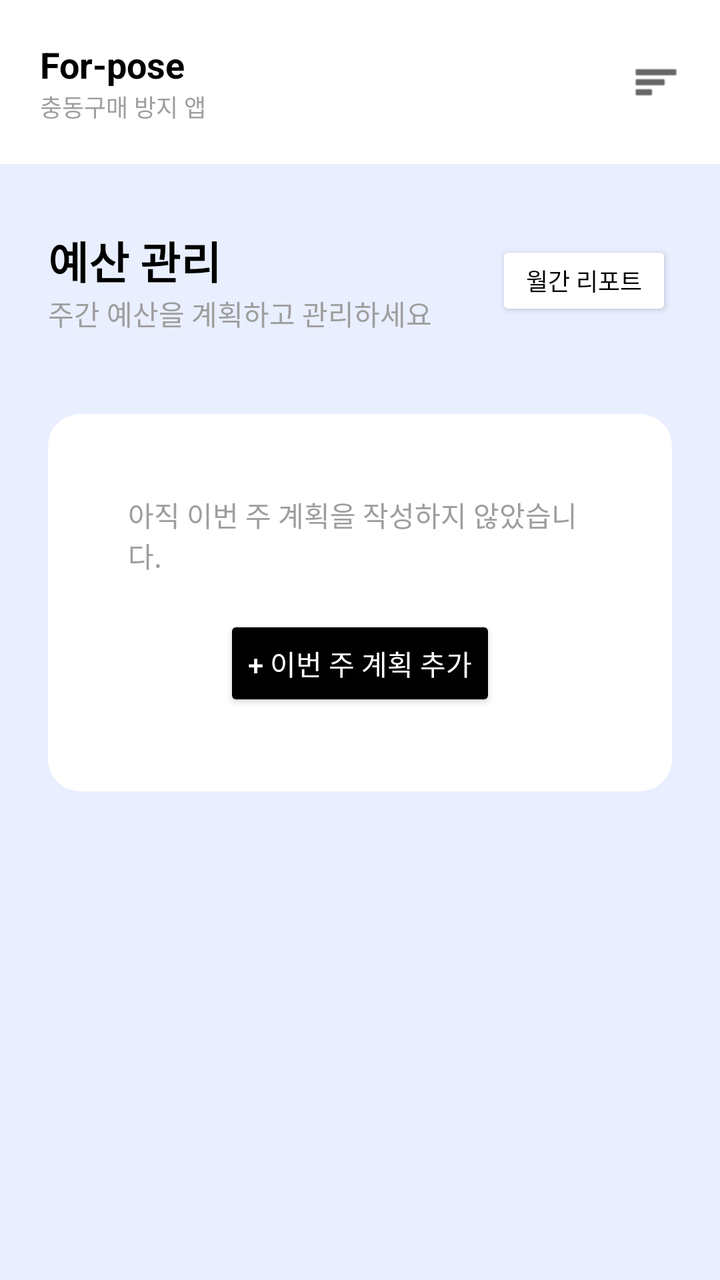
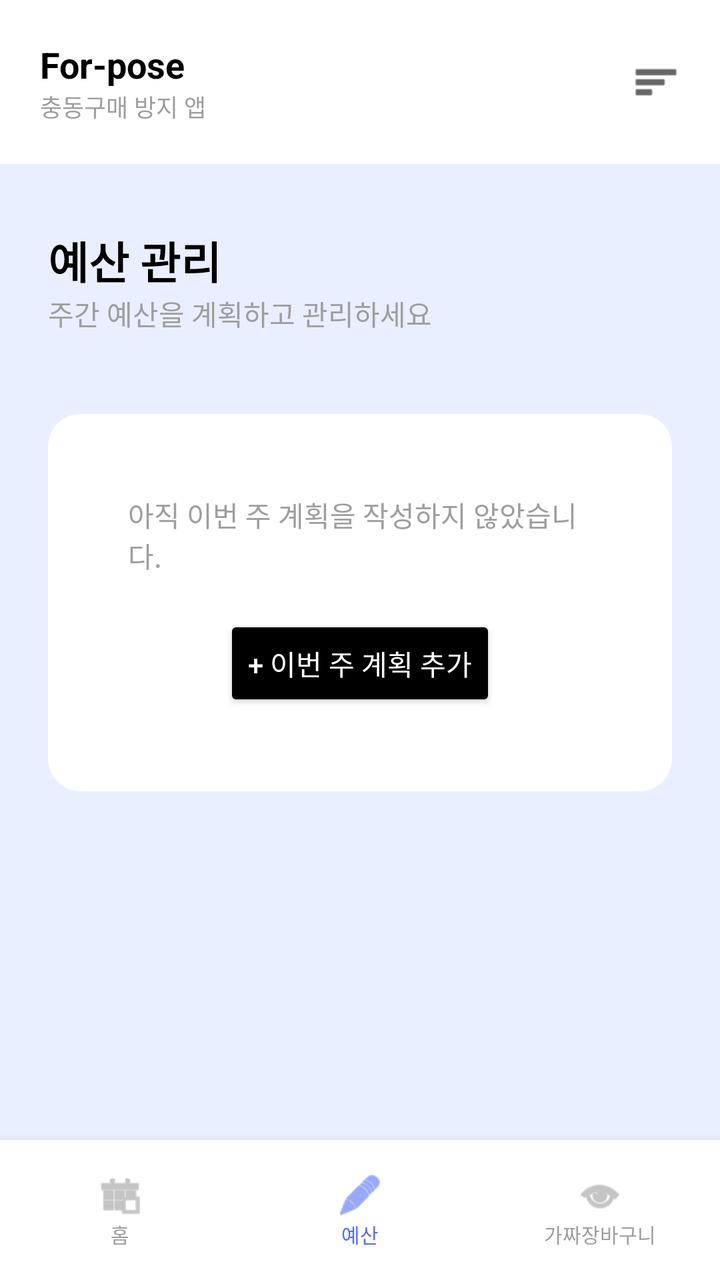

Compare the two renders of this Android layout. The source of the first and the diff that turns it into the second are given below.
<!-- AndroidManifest.xml: application theme Theme.AllIn -->
<!-- res/layout/activity_budget_setup.xml -->
<?xml version="1.0" encoding="utf-8"?>
<RelativeLayout xmlns:android="http://schemas.android.com/apk/res/android"
    xmlns:app="http://schemas.android.com/apk/res-auto"
    android:layout_width="match_parent"
    android:layout_height="match_parent"
    android:background="#E9EFFF">

    
    <LinearLayout
        android:layout_width="match_parent"
        android:layout_height="match_parent"
        android:orientation="vertical">

        
        <LinearLayout
            android:layout_width="match_parent"
            android:layout_height="wrap_content"
            android:background="@android:color/white"
            android:padding="20dp"
            android:orientation="horizontal"
            android:gravity="center_vertical">
            <LinearLayout
                android:layout_width="0dp"
                android:layout_height="wrap_content"
                android:layout_weight="1"
                android:orientation="vertical">
                <TextView
                    android:layout_width="wrap_content"
                    android:layout_height="wrap_content"
                    android:text="For-pose"
                    android:textColor="@android:color/black"
                    android:textSize="18sp"
                    android:textStyle="bold" />
                <TextView
                    android:layout_width="wrap_content"
                    android:layout_height="wrap_content"
                    android:text="충동구매 방지 앱"
                    android:textColor="#9E9E9E"
                    android:textSize="12sp" />
            </LinearLayout>
            <ImageView
                android:layout_width="24dp"
                android:layout_height="24dp"
                android:src="@android:drawable/ic_menu_sort_by_size"
                app:tint="@android:color/black" />
        </LinearLayout>

        <LinearLayout
            android:layout_width="match_parent"
            android:layout_height="wrap_content"
            android:paddingHorizontal="24dp"
            android:paddingTop="32dp"
            android:paddingBottom="16dp"
            android:gravity="center_vertical"
            android:orientation="horizontal">
            <LinearLayout
                android:layout_width="0dp"
                android:layout_height="wrap_content"
                android:layout_weight="1"
                android:orientation="vertical">
                <TextView
                    android:layout_width="wrap_content"
                    android:layout_height="wrap_content"
                    android:text="예산 관리"
                    android:textColor="@android:color/black"
                    android:textSize="22sp"
                    android:textStyle="bold" />
                <TextView
                    android:layout_width="wrap_content"
                    android:layout_height="wrap_content"
                    android:text="주간 예산을 계획하고 관리하세요"
                    android:textColor="#9E9E9E"
                    android:textSize="14sp" />
            </LinearLayout>
            <Button
                android:layout_width="wrap_content"
                android:layout_height="40dp"
                android:backgroundTint="@android:color/white"
                android:text="월간 리포트"
                android:textColor="@android:color/black"
                android:textSize="12sp"
                app:strokeColor="#E0E0E0"
                app:strokeWidth="1dp"
                app:cornerRadius="8dp" />
        </LinearLayout>

        
        <androidx.cardview.widget.CardView
            android:layout_width="match_parent"
            android:layout_height="wrap_content"
            android:layout_margin="24dp"
            app:cardCornerRadius="16dp"
            app:cardElevation="0dp">
            <LinearLayout
                android:layout_width="match_parent"
                android:layout_height="wrap_content"
                android:padding="40dp"
                android:gravity="center"
                android:orientation="vertical">
                <TextView
                    android:layout_width="wrap_content"
                    android:layout_height="wrap_content"
                    android:text="아직 이번 주 계획을 작성하지 않았습니다."
                    android:textColor="#9E9E9E"
                    android:textSize="14sp" />
                <Button
                    android:id="@+id/btnOpenAddPlan"
                    android:layout_width="wrap_content"
                    android:layout_height="wrap_content"
                    android:layout_marginTop="20dp"
                    android:backgroundTint="@android:color/black"
                    android:text="+ 이번 주 계획 추가"
                    android:textColor="@android:color/white"
                    app:cornerRadius="8dp" />
            </LinearLayout>
        </androidx.cardview.widget.CardView>
    </LinearLayout>

    
    <View
        android:id="@+id/dimView"
        android:layout_width="match_parent"
        android:layout_height="match_parent"
        android:background="#80000000"
        android:visibility="gone" />

    <androidx.cardview.widget.CardView
        android:id="@+id/cardAddPlan"
        android:layout_width="match_parent"
        android:layout_height="wrap_content"
        android:layout_centerInParent="true"
        android:layout_margin="24dp"
        app:cardCornerRadius="24dp"
        android:visibility="gone">

        <LinearLayout
            android:layout_width="match_parent"
            android:layout_height="wrap_content"
            android:background="@android:color/white"
            android:orientation="vertical"
            android:padding="32dp">

            <RelativeLayout
                android:layout_width="match_parent"
                android:layout_height="wrap_content">
                <TextView
                    android:layout_width="wrap_content"
                    android:layout_height="wrap_content"
                    android:layout_centerHorizontal="true"
                    android:text="이번 주 계획 추가"
                    android:textColor="@android:color/black"
                    android:textSize="18sp"
                    android:textStyle="bold" />
                <ImageView
                    android:id="@+id/btnCloseCard"
                    android:layout_width="24dp"
                    android:layout_height="24dp"
                    android:layout_alignParentEnd="true"
                    android:src="@android:drawable/ic_menu_close_clear_cancel"
                    app:tint="#9E9E9E" />
            </RelativeLayout>

            <TextView
                android:layout_width="wrap_content"
                android:layout_height="wrap_content"
                android:layout_gravity="center_horizontal"
                android:layout_marginTop="4dp"
                android:text="7일간 유효한 주간 예산 계획을 작성하세요"
                android:textColor="#9E9E9E"
                android:textSize="12sp" />

            <TextView
                android:layout_width="wrap_content"
                android:layout_height="wrap_content"
                android:layout_marginTop="20dp"
                android:text="이번 주 총 예산"
                android:textColor="@android:color/black"
                android:textStyle="bold" />

            <EditText
                android:id="@+id/etTotalBudget"
                android:layout_width="match_parent"
                android:layout_height="45dp"
                android:layout_marginTop="4dp"
                android:background="#F2F4F8"
                android:hint="예: 200000"
                android:inputType="number"
                android:paddingStart="16dp"
                android:textColor="@android:color/black"
                android:textSize="14sp" />

            
            <TextView
                android:layout_width="wrap_content"
                android:layout_height="wrap_content"
                android:layout_marginTop="16dp"
                android:text="현재까지 지출 금액"
                android:textColor="@android:color/black"
                android:textStyle="bold" />

            <EditText
                android:id="@+id/etUsedAmount"
                android:layout_width="match_parent"
                android:layout_height="45dp"
                android:layout_marginTop="4dp"
                android:background="#F2F4F8"
                android:hint="예: 3000000"
                android:inputType="number"
                android:paddingStart="16dp"
                android:textColor="@android:color/black"
                android:textSize="14sp" />

            <TextView
                android:layout_width="wrap_content"
                android:layout_height="wrap_content"
                android:layout_marginTop="16dp"
                android:text="카테고리별 예산 설정"
                android:textColor="@android:color/black"
                android:textStyle="bold" />

            <Spinner
                android:id="@+id/spCategory"
                android:layout_width="match_parent"
                android:layout_height="45dp"
                android:layout_marginTop="4dp"
                android:background="#F2F4F8" />

            <Button
                android:id="@+id/btnSaveBudget"
                android:layout_width="match_parent"
                android:layout_height="50dp"
                android:layout_marginTop="24dp"
                android:backgroundTint="@android:color/black"
                android:text="완료"
                android:textColor="@android:color/white"
                app:cornerRadius="8dp" />
        </LinearLayout>
    </androidx.cardview.widget.CardView>
</RelativeLayout>
<!-- resources referenced by this layout -->
<resources>
  <style name="Theme.AllIn" parent="Theme.MaterialComponents.DayNight.NoActionBar">
          
          <item name="colorPrimary">@color/purple_500</item>
          <item name="colorPrimaryVariant">@color/purple_700</item>
          <item name="colorOnPrimary">@color/white</item>
          
          <item name="colorSecondary">@color/teal_200</item>
          <item name="colorSecondaryVariant">@color/teal_700</item>
          <item name="colorOnSecondary">@color/black</item>
          
          <item name="android:statusBarColor">#E9EFFF</item>
          <item name="android:windowLightStatusBar">true</item>
          
          
          <item name="alertDialogTheme">@style/RoundedAlertDialogTheme</item>
      </style>
  <color name="purple_500">#FF6200EE</color>
  <color name="purple_700">#FF3700B3</color>
  <color name="white">#FFFFFFFF</color>
  <color name="teal_200">#FF03DAC5</color>
  <color name="teal_700">#FF018786</color>
  <color name="black">#FF000000</color>
  <style name="RoundedAlertDialogTheme" parent="Theme.AppCompat.Light.Dialog.Alert">
          <item name="android:windowBackground">@drawable/dialog_rounded_background</item>
      </style>
  <!-- drawable dialog_rounded_background (drawable) -->
  <?xml version="1.0" encoding="utf-8"?>
  <inset xmlns:android="http://schemas.android.com/apk/res/android"
      android:insetLeft="16dp"
      android:insetTop="16dp"
      android:insetRight="16dp"
      android:insetBottom="16dp">
      <shape android:shape="rectangle">
          <solid android:color="@android:color/white" />
          <corners android:radius="24dp" />
      </shape>
  </inset>
</resources>

<!-- the commit's change to res/layout/activity_budget_setup.xml (unified diff, before → after) -->
@@ -9,6 +9,7 @@
     <LinearLayout
         android:layout_width="match_parent"
         android:layout_height="match_parent"
+        android:layout_above="@+id/bottomNav"
         android:orientation="vertical">
 
         
@@ -72,16 +73,6 @@
                     android:textColor="#9E9E9E"
                     android:textSize="14sp" />
             </LinearLayout>
-            <Button
-                android:layout_width="wrap_content"
-                android:layout_height="40dp"
-                android:backgroundTint="@android:color/white"
-                android:text="월간 리포트"
-                android:textColor="@android:color/black"
-                android:textSize="12sp"
-                app:strokeColor="#E0E0E0"
-                app:strokeWidth="1dp"
-                app:cornerRadius="8dp" />
         </LinearLayout>
 
         
@@ -114,6 +105,57 @@
                     app:cornerRadius="8dp" />
             </LinearLayout>
         </androidx.cardview.widget.CardView>
+    </LinearLayout>
+
+    
+    <LinearLayout
+        android:id="@+id/bottomNav"
+        android:layout_width="match_parent"
+        android:layout_height="70dp"
+        android:layout_alignParentBottom="true"
+        android:background="@android:color/white"
+        android:orientation="horizontal"
+        android:elevation="8dp"
+        android:gravity="center">
+        <LinearLayout
+            android:id="@+id/navHome"
+            android:layout_width="0dp"
+            android:layout_height="match_parent"
+            android:layout_weight="1"
+            android:gravity="center"
+            android:clickable="true"
+            android:focusable="true"
+            android:background="?attr/selectableItemBackground"
+            android:orientation="vertical">
+            <ImageView android:layout_width="24dp" android:layout_height="24dp" android:src="@android:drawable/ic_menu_today" app:tint="#9E9E9E"/>
+            <TextView android:layout_width="wrap_content" android:layout_height="wrap_content" android:text="홈" android:textSize="10sp" android:textColor="#9E9E9E"/>
+        </LinearLayout>
+        <LinearLayout
+            android:id="@+id/navBudget"
+            android:layout_width="0dp"
+            android:layout_height="match_parent"
+            android:layout_weight="1"
+            android:gravity="center"
+            android:clickable="true"
+            android:focusable="true"
+            android:background="?attr/selectableItemBackground"
+            android:orientation="vertical">
+            <ImageView android:layout_width="24dp" android:layout_height="24dp" android:src="@android:drawable/ic_menu_edit" app:tint="#4F6FFF"/>
+            <TextView android:layout_width="wrap_content" android:layout_height="wrap_content" android:text="예산" android:textSize="10sp" android:textColor="#4F6FFF"/>
+        </LinearLayout>
+        <LinearLayout
+            android:id="@+id/navFakeCart"
+            android:layout_width="0dp"
+            android:layout_height="match_parent"
+            android:layout_weight="1"
+            android:gravity="center"
+            android:clickable="true"
+            android:focusable="true"
+            android:background="?attr/selectableItemBackground"
+            android:orientation="vertical">
+            <ImageView android:layout_width="24dp" android:layout_height="24dp" android:src="@android:drawable/ic_menu_view" app:tint="#9E9E9E"/>
+            <TextView android:layout_width="wrap_content" android:layout_height="wrap_content" android:text="가짜장바구니" android:textSize="10sp" android:textColor="#9E9E9E"/>
+        </LinearLayout>
     </LinearLayout>
 
     
@@ -160,80 +202,16 @@
                     app:tint="#9E9E9E" />
             </RelativeLayout>
 
-            <TextView
-                android:layout_width="wrap_content"
-                android:layout_height="wrap_content"
-                android:layout_gravity="center_horizontal"
-                android:layout_marginTop="4dp"
-                android:text="7일간 유효한 주간 예산 계획을 작성하세요"
-                android:textColor="#9E9E9E"
-                android:textSize="12sp" />
-
-            <TextView
-                android:layout_width="wrap_content"
-                android:layout_height="wrap_content"
-                android:layout_marginTop="20dp"
-                android:text="이번 주 총 예산"
-                android:textColor="@android:color/black"
-                android:textStyle="bold" />
-
-            <EditText
-                android:id="@+id/etTotalBudget"
-                android:layout_width="match_parent"
-                android:layout_height="45dp"
-                android:layout_marginTop="4dp"
-                android:background="#F2F4F8"
-                android:hint="예: 200000"
-                android:inputType="number"
-                android:paddingStart="16dp"
-                android:textColor="@android:color/black"
-                android:textSize="14sp" />
-
-            
-            <TextView
-                android:layout_width="wrap_content"
-                android:layout_height="wrap_content"
-                android:layout_marginTop="16dp"
-                android:text="현재까지 지출 금액"
-                android:textColor="@android:color/black"
-                android:textStyle="bold" />
-
-            <EditText
-                android:id="@+id/etUsedAmount"
-                android:layout_width="match_parent"
-                android:layout_height="45dp"
-                android:layout_marginTop="4dp"
-                android:background="#F2F4F8"
-                android:hint="예: 3000000"
-                android:inputType="number"
-                android:paddingStart="16dp"
-                android:textColor="@android:color/black"
-                android:textSize="14sp" />
-
-            <TextView
-                android:layout_width="wrap_content"
-                android:layout_height="wrap_content"
-                android:layout_marginTop="16dp"
-                android:text="카테고리별 예산 설정"
-                android:textColor="@android:color/black"
-                android:textStyle="bold" />
-
-            <Spinner
-                android:id="@+id/spCategory"
-                android:layout_width="match_parent"
-                android:layout_height="45dp"
-                android:layout_marginTop="4dp"
-                android:background="#F2F4F8" />
-
-            <Button
-                android:id="@+id/btnSaveBudget"
-                android:layout_width="match_parent"
-                android:layout_height="50dp"
-                android:layout_marginTop="24dp"
-                android:backgroundTint="@android:color/black"
-                android:text="완료"
-                android:textColor="@android:color/white"
-                app:cornerRadius="8dp" />
+            <TextView android:layout_width="wrap_content" android:layout_height="wrap_content" android:layout_marginTop="20dp" android:text="이번 주 총 예산" android:textColor="@android:color/black" android:textStyle="bold" />
+            <EditText android:id="@+id/etTotalBudget" android:layout_width="match_parent" android:layout_height="45dp" android:layout_marginTop="4dp" android:background="#F2F4F8" android:hint="예: 200000" android:inputType="number" android:paddingStart="16dp" android:textColor="@android:color/black" />
+
+            <TextView android:layout_width="wrap_content" android:layout_height="wrap_content" android:layout_marginTop="16dp" android:text="현재까지 지출 금액" android:textColor="@android:color/black" android:textStyle="bold" />
+            <EditText android:id="@+id/etUsedAmount" android:layout_width="match_parent" android:layout_height="45dp" android:layout_marginTop="4dp" android:background="#F2F4F8" android:hint="예: 30000" android:inputType="number" android:paddingStart="16dp" android:textColor="@android:color/black" />
+
+            <TextView android:layout_width="wrap_content" android:layout_height="wrap_content" android:layout_marginTop="16dp" android:text="카테고리별 예산 설정" android:textColor="@android:color/black" android:textStyle="bold" />
+            <Spinner android:id="@+id/spCategory" android:layout_width="match_parent" android:layout_height="45dp" android:layout_marginTop="4dp" android:background="#F2F4F8" />
+
+            <Button android:id="@+id/btnSaveBudget" android:layout_width="match_parent" android:layout_height="50dp" android:layout_marginTop="24dp" android:backgroundTint="@android:color/black" android:text="완료" android:textColor="@android:color/white" app:cornerRadius="8dp" />
         </LinearLayout>
     </androidx.cardview.widget.CardView>
 </RelativeLayout>
